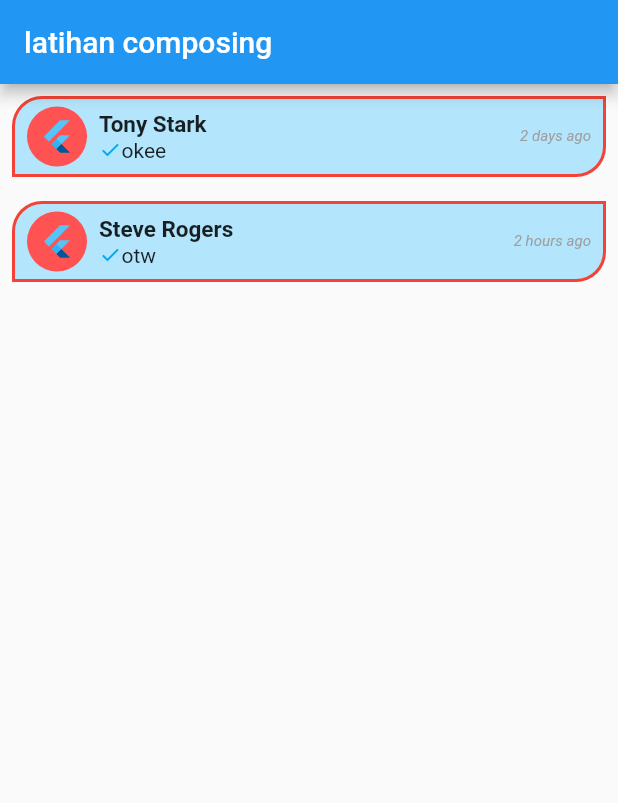
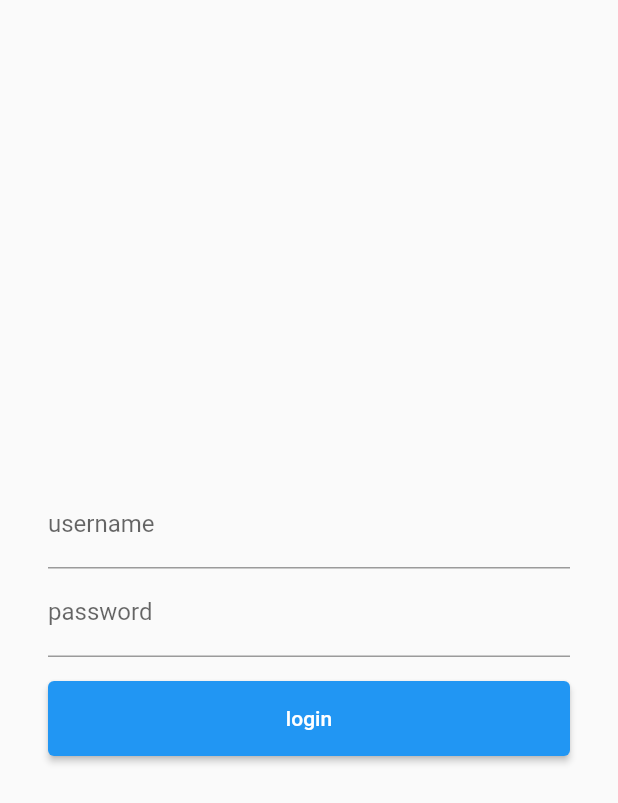
Before and after one commit to kanaydo/composing, a Flutter app: the screen it shows after launch, on a phone screen of 412 x 824 dp. Shown: the top 803 px of the screen. Run offline on Flutter 3.47's test engine with Material 2 defaults, Android fonts, the phone set to English and light mode, and no system bars.

Commit message:
add login page

```diff
--- /dev/null
+++ b/lib/login_page.dart
@@ -0,0 +1,39 @@
+import 'package:flutter/material.dart';
+
+class LoginPage extends StatelessWidget {
+  const LoginPage({Key? key}) : super(key: key);
+
+  @override
+  Widget build(BuildContext context) {
+    return Scaffold(
+      body: Padding(
+        padding: const EdgeInsets.symmetric(horizontal: 32),
+        child: Column(
+          mainAxisAlignment: MainAxisAlignment.center,
+          children: [
+            TextField(
+              decoration: InputDecoration(
+                label: Text('username'),
+                hintText: 'username'
+              ),
+            ),
+            TextField(
+              decoration: InputDecoration(
+                  label: Text('password'),
+                  hintText: 'password'
+              ),
+            ),
+            SizedBox(height: 16,),
+            ElevatedButton(
+              style: ElevatedButton.styleFrom(
+                minimumSize: const Size.fromHeight(50)
+              ),
+                onPressed: () {},
+                child: Text('login')
+            )
+          ],
+        ),
+      ),
+    );
+  }
+}
--- a/lib/main.dart
+++ b/lib/main.dart
@@ -1,4 +1,5 @@
 import 'package:composing/chat_item.dart';
+import 'package:composing/login_page.dart';
 import 'package:flutter/material.dart';
 
 void main() {
@@ -14,7 +15,7 @@
       theme: ThemeData(
         primarySwatch: Colors.blue,
       ),
-      home: MyPage(),
+      home: LoginPage(),
     );
   }
 }
```
